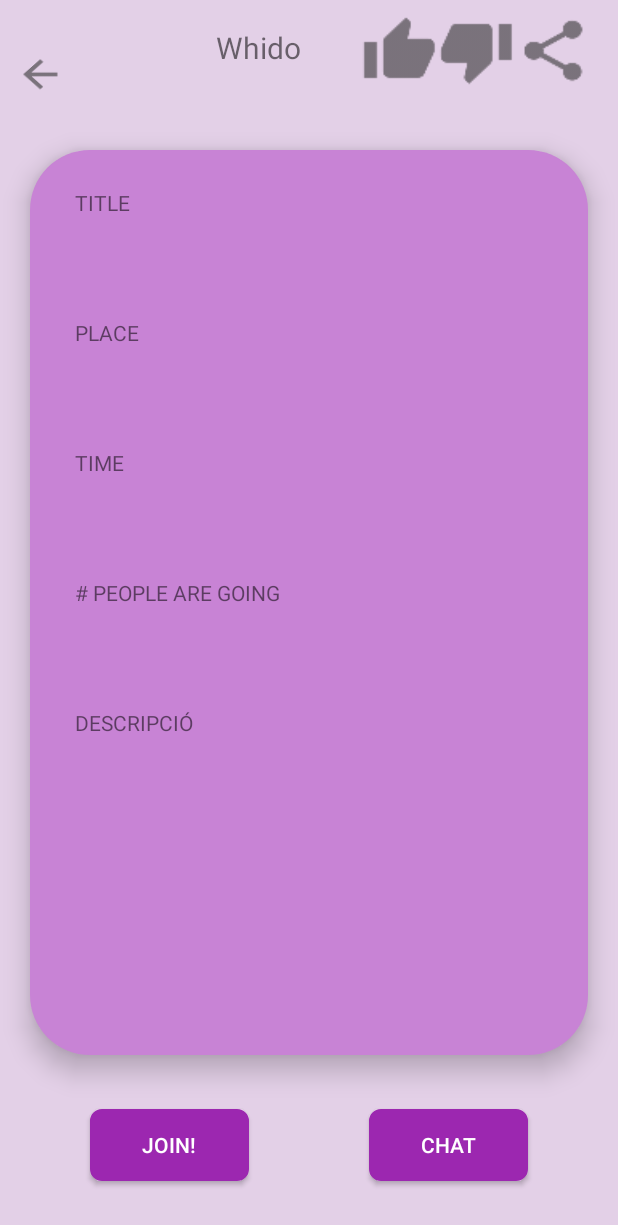
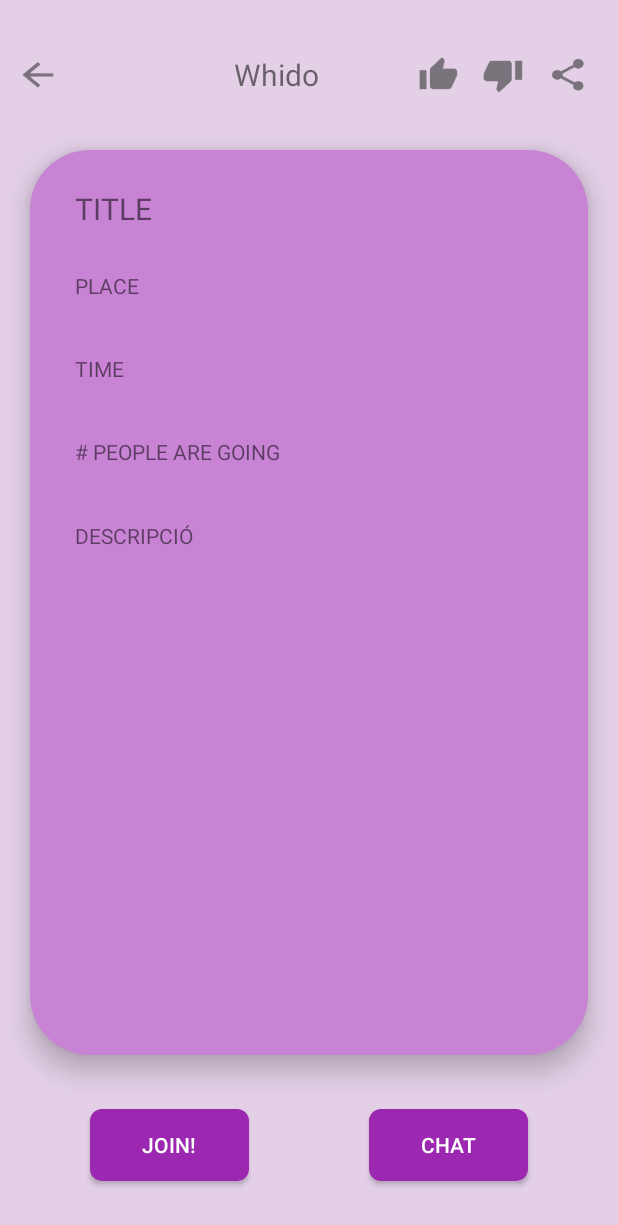
Before and after one commit to jannaescur/JannaChat, an Android app: the layout info_evento.xml on its own in the app's theme, with its tools: preview values and no code run, on a phone screen of 412 x 824 dp. Shown: the top 1225 px of the screen. Run offline under Robolectric (Android 15) with nearby library versions, the phone set to English and light mode, and no system bars.

Commit message:
Info evento + chat (pantalles separades)

```diff
--- a/app/src/main/AndroidManifest.xml
+++ b/app/src/main/AndroidManifest.xml
@@ -15,6 +15,7 @@
                 <category android:name="android.intent.category.LAUNCHER" />
             </intent-filter>
         </activity>
+        <activity android:name=".ChatActivity"></activity>
     </application>
 
 </manifest>
--- /dev/null
+++ b/app/src/main/java/com/developer/janna/jannachat/ChatActivity.java
@@ -0,0 +1,77 @@
+package com.developer.janna.jannachat;
+
+import android.app.Activity;
+import android.database.DataSetObserver;
+import android.os.Bundle;
+import android.view.KeyEvent;
+import android.view.View;
+import android.widget.AbsListView;
+import android.widget.Button;
+import android.widget.EditText;
+import android.widget.ImageButton;
+import android.widget.ListView;
+
+
+public class ChatActivity extends Activity {
+    private static final String TAG = "ChatActivity";
+
+    private ChatArrayAdapter chatArrayAdapter;
+    private ListView listView;
+    private EditText chatText;
+    private ImageButton buttonSend;
+    private boolean side = false;
+    private Button buttonChat;
+
+    @Override
+    public void onCreate(Bundle savedInstanceState) {
+        super.onCreate(savedInstanceState);
+
+        setContentView(R.layout.pantalla_chat);
+
+
+        buttonSend = (ImageButton) findViewById(R.id.send);
+        listView = (ListView) findViewById(R.id.msgview);
+
+        chatArrayAdapter = new ChatArrayAdapter(getApplicationContext(), R.layout.right);
+        listView.setAdapter(chatArrayAdapter);
+
+        chatText = (EditText) findViewById(R.id.msg);
+        chatText.setOnKeyListener(new View.OnKeyListener() {
+            public boolean onKey(View v, int keyCode, KeyEvent event) {
+                if ((event.getAction() == KeyEvent.ACTION_DOWN) && (keyCode == KeyEvent.KEYCODE_ENTER)) {
+                    return sendChatMessage(true);
+                }
+                return false;
+            }
+        });
+        buttonSend.setOnClickListener(new View.OnClickListener() {
+            @Override
+            public void onClick(View arg0) {
+                if (chatText.getText().toString().trim().length() > 0){ /*miro si hi ha text per enviar*/
+                    sendChatMessage(true);
+                }
+            }
+        });
+
+
+        listView.setTranscriptMode(AbsListView.TRANSCRIPT_MODE_ALWAYS_SCROLL);
+        listView.setAdapter(chatArrayAdapter);
+
+        //to scroll the list view to bottom on data change
+        chatArrayAdapter.registerDataSetObserver(new DataSetObserver() {
+            @Override
+            public void onChanged() {
+                super.onChanged();
+                listView.setSelection(chatArrayAdapter.getCount() - 1);
+            }
+        });
+    }
+
+    private boolean sendChatMessage(Boolean esMio) {
+
+        chatArrayAdapter.add(new ChatMessage(side, chatText.getText().toString()));
+        side=!side;
+        chatText.setText("");
+        return true;
+    }
+}
--- a/app/src/main/java/com/developer/janna/jannachat/MainActivity.java
+++ b/app/src/main/java/com/developer/janna/jannachat/MainActivity.java
@@ -1,78 +1,41 @@
 package com.developer.janna.jannachat;
 
 import android.app.Activity;
-import android.database.DataSetObserver;
+import android.content.Intent;
 import android.os.Bundle;
-import android.view.KeyEvent;
+import android.view.Menu;
 import android.view.View;
-import android.widget.AbsListView;
 import android.widget.Button;
-import android.widget.EditText;
-import android.widget.ImageButton;
-import android.widget.ListView;
 
+/**
+ * Created by janna on 01/12/2016.
+ */
 
-public class MainActivity extends Activity {
-    private static final String TAG = "ChatActivity";
+public class MainActivity extends Activity{
 
-    private ChatArrayAdapter chatArrayAdapter;
-    private ListView listView;
-    private EditText chatText;
-    private ImageButton buttonSend;
-    private boolean side = false;
-    private Button buttonChat;
+    Button buttonChat;
 
-    @Override
     public void onCreate(Bundle savedInstanceState) {
         super.onCreate(savedInstanceState);
 
-        setContentView(R.layout.pantalla_chat);
+        setContentView(R.layout.info_evento);
 
         buttonChat = (Button) findViewById(R.id.button_chat);
+        // Capture button clicks
+        buttonChat.setOnClickListener(new View.OnClickListener() {
+            public void onClick(View arg0) {
 
-        buttonSend = (ImageButton) findViewById(R.id.send);
-        listView = (ListView) findViewById(R.id.msgview);
-
-        chatArrayAdapter = new ChatArrayAdapter(getApplicationContext(), R.layout.right);
-        listView.setAdapter(chatArrayAdapter);
-
-        chatText = (EditText) findViewById(R.id.msg);
-        chatText.setOnKeyListener(new View.OnKeyListener() {
-            public boolean onKey(View v, int keyCode, KeyEvent event) {
-                if ((event.getAction() == KeyEvent.ACTION_DOWN) && (keyCode == KeyEvent.KEYCODE_ENTER)) {
-                    return sendChatMessage(true);
-                }
-                return false;
-            }
-        });
-        buttonSend.setOnClickListener(new View.OnClickListener() {
-            @Override
-            public void onClick(View arg0) {
-                if (chatText.getText().toString().trim().length() > 0){ /*miro si hi ha text per enviar*/
-                    sendChatMessage(true);
-                }
-            }
-        });
-
-
-        listView.setTranscriptMode(AbsListView.TRANSCRIPT_MODE_ALWAYS_SCROLL);
-        listView.setAdapter(chatArrayAdapter);
-
-        //to scroll the list view to bottom on data change
-        chatArrayAdapter.registerDataSetObserver(new DataSetObserver() {
-            @Override
-            public void onChanged() {
-                super.onChanged();
-                listView.setSelection(chatArrayAdapter.getCount() - 1);
+                // Start NewActivity.class
+                Intent myIntent = new Intent(MainActivity.this,
+                        ChatActivity.class);
+                startActivity(myIntent);
             }
         });
     }
 
-    private boolean sendChatMessage(Boolean esMio) {
+    public void onClick(View v) {
+        buttonChat.setText("JOINED!");
+    }
 
-        chatArrayAdapter.add(new ChatMessage(side, chatText.getText().toString()));
-        side=!side;
-        chatText.setText("");
-        return true;
-    }
+
 }
--- /dev/null
+++ b/app/src/main/res/drawable/color_togglebutton.xml
@@ -0,0 +1,4 @@
+<selector xmlns:android="http://schemas.android.com/apk/res/android">
+    <item android:state_checked="false" android:drawable="@color/secondatyText"  />
+    <item android:state_checked="true" android:drawable="@color/colorAccent"  />
+</selector>
--- /dev/null
+++ b/app/src/main/res/drawable/thumbs_down_selector.xml
@@ -0,0 +1,5 @@
+<?xml version="1.0" encoding="utf-8"?>
+<selector xmlns:android="http://schemas.android.com/apk/res/android">
+    <item android:drawable="@drawable/thumbs_down_selected" android:state_checked="true"/>
+    <item android:drawable="@drawable/thumbs_down" android:state_checked="false"/>
+</selector>
--- /dev/null
+++ b/app/src/main/res/drawable/thumbs_up_selector.xml
@@ -0,0 +1,5 @@
+<?xml version="1.0" encoding="utf-8"?>
+<selector xmlns:android="http://schemas.android.com/apk/res/android">
+    <item android:drawable="@drawable/thumbs_up_selected" android:state_checked="true"/>
+    <item android:drawable="@drawable/thumbs_up" android:state_checked="false"/>
+</selector>
--- a/app/src/main/res/layout/info_evento.xml
+++ b/app/src/main/res/layout/info_evento.xml
@@ -4,7 +4,7 @@
     android:layout_height="match_parent"
     android:background="@color/colorPrimaryLight"
     android:orientation="vertical"
-    tools:context=".MainActivity"
+    tools:context=".ChatActivity"
     android:weightSum="100">
 
 
@@ -13,13 +13,14 @@
         android:layout_height="0dp"
         android:layout_weight="10"
         android:orientation="horizontal"
-        android:weightSum="100"
+        android:weightSum="80"
         android:layout_marginStart="10dp"
+        android:layout_marginEnd="10dp"
         android:layout_marginTop="10dp">
 
         <Button
             android:layout_width="0dp"
-            android:layout_height="30dp"
+            android:layout_height="25dp"
             android:layout_weight="10"
             android:layout_gravity="center"
             android:background="@drawable/flecha_gris_izq"/>
@@ -27,27 +28,36 @@
         <TextView
             android:layout_width="0dp"
             android:layout_height="wrap_content"
-            android:layout_marginStart="60dp"
+            android:layout_marginStart="115dp"
             android:text="Whido"
             android:textSize="20dp"
             android:layout_weight="40"
-            android:gravity="center"/>
+            android:layout_gravity="center"/>
 
+        <ToggleButton
+            android:layout_width="0dp"
+            android:layout_height="25dp"
+            android:layout_weight="9"
+            android:layout_gravity="center"
+            android:textOn="@null"
+            android:textOff="@null"
+            android:layout_marginEnd="15dp"
+            android:background="@drawable/thumbs_up_selector" />
+
+        <ToggleButton
+            android:layout_width="0dp"
+            android:layout_height="25dp"
+            android:layout_weight="9"
+            android:layout_gravity="center"
+            android:layout_marginEnd="15dp"
+            android:textOff="@null"
+            android:textOn="@null"
+            android:background="@drawable/thumbs_down_selector"/>
         <Button
             android:layout_width="0dp"
-            android:layout_height="wrap_content"
-            android:layout_weight="15"
-            android:background="@drawable/thumbs_up"/>
-
-        <Button
-            android:layout_width="0dp"
-            android:layout_height="wrap_content"
-            android:layout_weight="15"
-            android:background="@drawable/thumbs_down"/>
-        <Button
-            android:layout_width="0dp"
-            android:layout_height="wrap_content"
-            android:layout_weight="15"
+            android:layout_height="25dp"
+            android:layout_weight="9"
+            android:layout_gravity="center"
             android:background="@drawable/button_share"/>
 
     </LinearLayout>
@@ -61,22 +71,24 @@
         android:layout_marginStart="20dp"
         android:layout_marginEnd="20dp"
         android:layout_marginTop="10dp"
+        android:paddingBottom="20dp"
         android:weightSum="100"
         android:elevation="10dp">
 
         <TextView
             android:layout_width="match_parent"
             android:layout_height="0dp"
-            android:layout_weight="15"
+            android:layout_weight="10"
             android:layout_marginTop="25dp"
             android:layout_marginStart="30dp"
             android:text="TITLE"
+            android:textSize="20dp"
             android:id="@+id/titol"/>
 
         <TextView
             android:layout_width="match_parent"
             android:layout_height="0dp"
-            android:layout_weight="15"
+            android:layout_weight="10"
             android:layout_marginStart="30dp"
             android:text="PLACE"
             android:id="@+id/place"/>
@@ -84,7 +96,7 @@
         <TextView
             android:layout_width="match_parent"
             android:layout_height="0dp"
-            android:layout_weight="15"
+            android:layout_weight="10"
             android:layout_marginStart="30dp"
             android:text="TIME"
             android:id="@+id/time"/>
@@ -92,7 +104,7 @@
         <TextView
             android:layout_width="match_parent"
             android:layout_height="0dp"
-            android:layout_weight="15"
+            android:layout_weight="10"
             android:layout_marginStart="30dp"
             android:text="# PEOPLE ARE GOING"
             android:id="@+id/asistents"/>
@@ -100,12 +112,15 @@
         <TextView
             android:layout_width="match_parent"
             android:layout_height="0dp"
-            android:layout_weight="40"
+            android:layout_weight="20"
             android:layout_marginStart="30dp"
             android:text="DESCRIPCIÓ"
             android:id="@+id/descripcio"/>
 
-
+        <ImageView
+            android:layout_width="match_parent"
+            android:layout_height="0dp"
+            android:layout_weight="40"/>
 
 
     </LinearLayout>
@@ -118,17 +133,18 @@
         android:orientation="horizontal"
         android:weightSum="100">
 
-        <Button
+        <ToggleButton
             android:layout_width="0dp"
             android:layout_height="wrap_content"
             android:layout_weight="50"
             android:layout_gravity="center"
-            android:text="JOIN!"
+            android:textOff="JOIN!"
+            android:textOn="JOINED!"
             android:textColor="@color/white"
             android:elevation="10dp"
             android:layout_marginLeft="60dp"
             android:layout_marginRight="40dp"
-            android:background="@drawable/button_shape"/>
+            android:background="@drawable/button_shape" />
         <Button
             android:layout_width="0dp"
             android:layout_height="wrap_content"
```
Also changed, not shown: app/src/main/res/drawable-hdpi/thumbs_down_selected.png (added), app/src/main/res/drawable-hdpi/thumbs_up_selected.png (added), app/src/main/res/drawable-mdpi/thumbs_down_selected.png (added), app/src/main/res/drawable-mdpi/thumbs_up_selected.png (added), app/src/main/res/drawable-xhdpi/thumbs_down_selected.png (added), app/src/main/res/drawable-xhdpi/thumbs_up_selected.png (added), app/src/main/res/drawable-xxhdpi/thumbs_down_selected.png (added), app/src/main/res/drawable-xxhdpi/thumbs_up_selected.png (added).
